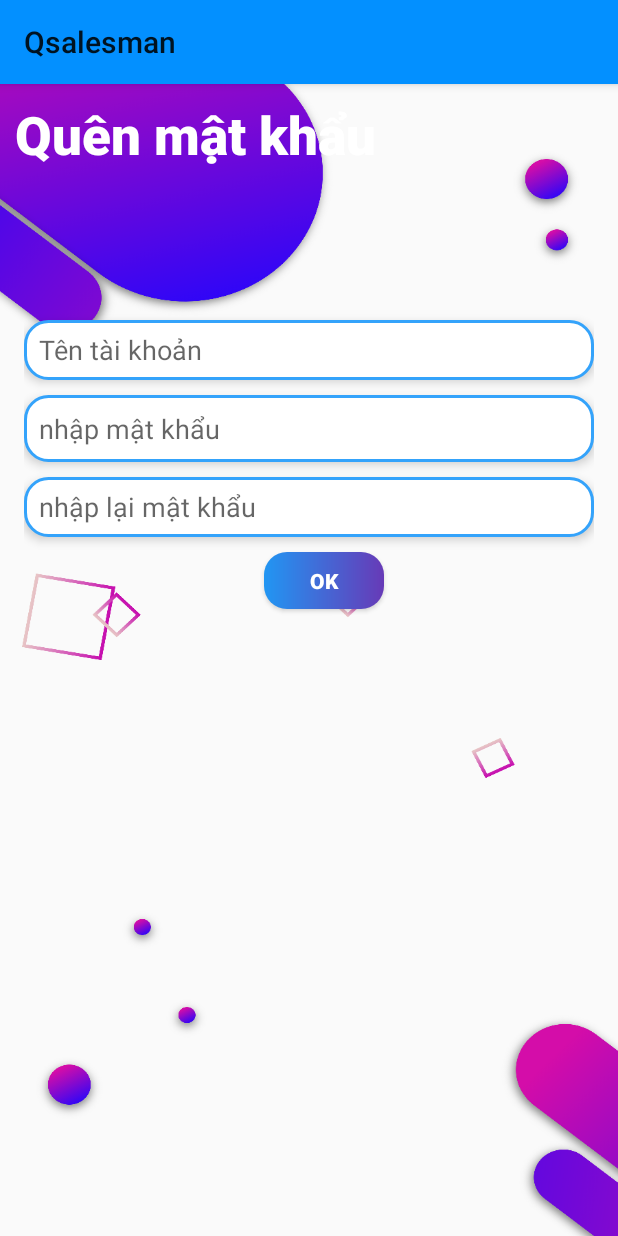
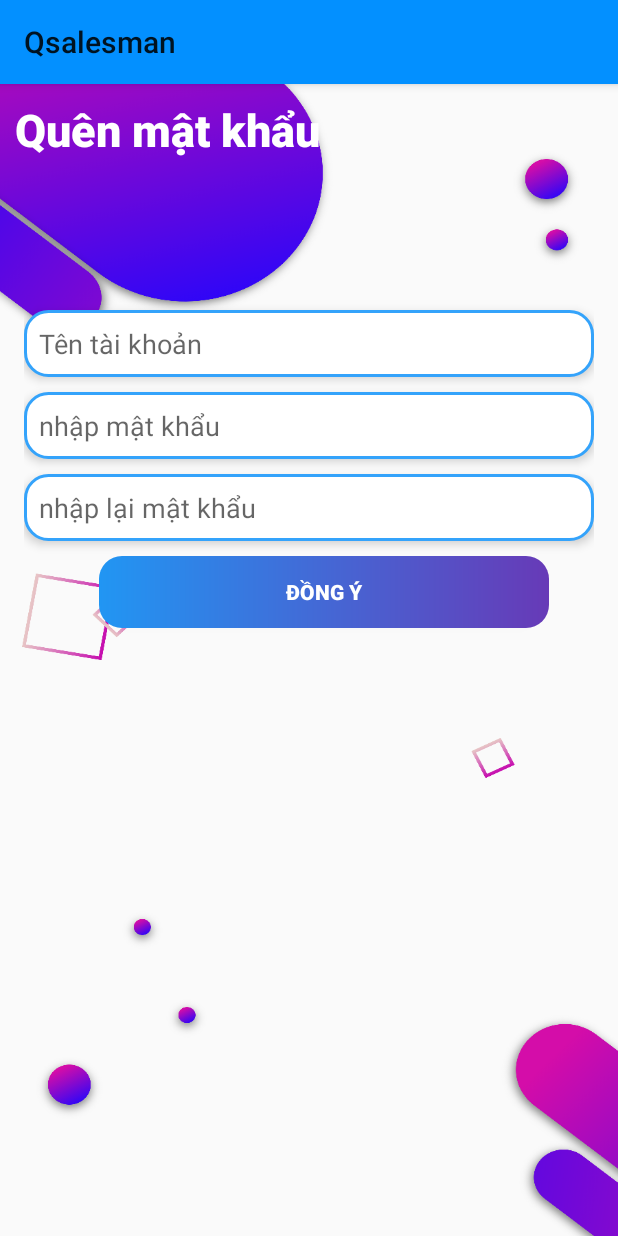
Before and after one commit to phongluyen00/hanguyen, an Android app: the QmkActivity screen opened directly, with no data from a screen before it, on a phone screen of 412 x 824 dp. Run offline under Robolectric (Android 15) with nearby library versions, the phone set to English and light mode, and no system bars; our stand-ins replace Room's generated code.

Commit message:
chỉnh giao diện

```diff
--- a/app/src/main/res/layout/activity_dang_nhap.xml
+++ b/app/src/main/res/layout/activity_dang_nhap.xml
@@ -18,9 +18,9 @@
         android:fontFamily="sans-serif-medium"
         android:gravity="center_vertical"
         android:paddingStart="30dp"
-        android:text="Login"
+        android:text="Đăng nhập"
         android:textColor="#FFFFFF"
-        android:textSize="45dp"
+        android:textSize="30sp"
         android:textStyle="bold" />
 
     <LinearLayout
--- a/app/src/main/res/layout/activity_qmk.xml
+++ b/app/src/main/res/layout/activity_qmk.xml
@@ -8,9 +8,9 @@
     tools:context=".Activity.QmkActivity">
 
     <View
-        android:background="@drawable/ic_bg_lgrg"
         android:layout_width="match_parent"
-        android:layout_height="match_parent"/>
+        android:layout_height="match_parent"
+        android:background="@drawable/ic_bg_lgrg" />
 
     <TextView
         android:id="@+id/title"
@@ -23,13 +23,13 @@
         android:paddingStart="10dp"
         android:text="Quên mật khẩu"
         android:textColor="#ffff"
-        android:textSize="35dp"
+        android:textSize="30sp"
         android:textStyle="bold" />
 
     <LinearLayout
-        android:layout_below="@id/title"
         android:layout_width="match_parent"
         android:layout_height="match_parent"
+        android:layout_below="@id/title"
         android:layout_marginLeft="16dp"
         android:layout_marginRight="16dp"
         android:gravity="center_horizontal"
@@ -38,12 +38,13 @@
         <EditText
             android:id="@+id/edtEmail"
             android:layout_width="match_parent"
-            android:layout_height="40dp"
+            android:layout_height="wrap_content"
             android:layout_marginTop="100dp"
             android:background="@drawable/bg_edt"
             android:elevation="4dp"
             android:hint="Tên tài khoản"
             android:inputType="text"
+            android:padding="10dp"
             android:paddingStart="10dp" />
 
         <EditText
@@ -51,16 +52,17 @@
             android:layout_width="match_parent"
             android:layout_height="wrap_content"
             android:layout_marginTop="10dp"
-            android:padding="10dp"
             android:background="@drawable/bg_edt"
             android:elevation="4dp"
             android:hint="nhập mật khẩu"
+            android:padding="10dp"
             android:paddingStart="10dp" />
 
         <EditText
             android:id="@+id/edtConfirmPass"
             android:layout_width="match_parent"
-            android:layout_height="40dp"
+            android:layout_height="wrap_content"
+            android:padding="10dp"
             android:layout_marginTop="10dp"
             android:background="@drawable/bg_edt"
             android:elevation="4dp"
@@ -69,13 +71,13 @@
 
         <Button
             android:id="@+id/btnOk"
-            android:layout_width="80dp"
-            android:layout_height="38dp"
+            android:layout_width="300dp"
+            android:layout_height="wrap_content"
             android:layout_marginLeft="10dp"
             android:layout_marginTop="10dp"
             android:background="@drawable/bg_lg1"
             android:elevation="8dp"
-            android:text="Ok"
+            android:text="Đồng ý"
             android:textColor="#fff"
             android:textStyle="bold" />
     </LinearLayout>
```
Also changed, not shown: app/src/main/res/layout/activity_dang_ky.xml (+9 -6 lines).
